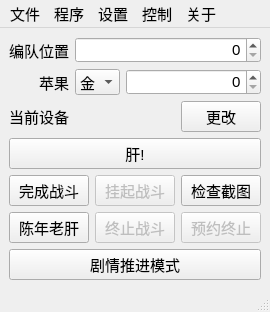
Qt form FGO-py/fgoMainWindow.ui (hgjazhgj/FGO-py) before a commit.
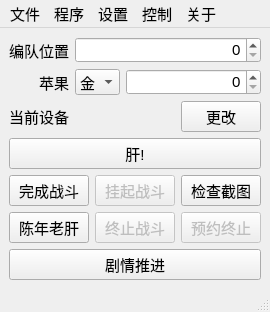
The same form after that commit.

Commit message: use while else loop and change text in ui

```diff
--- a/FGO-py/fgoMainWindow.ui
+++ b/FGO-py/fgoMainWindow.ui
@@ -280,7 +280,7 @@
        <string>剧情推进模式</string>
       </property>
       <property name="text">
-       <string>剧情推进模式</string>
+       <string>剧情推进</string>
       </property>
      </widget>
     </item>
```
Left out of the diff: 2 changed lines with no effect on the pictures. The commit also changes 1 other file.
